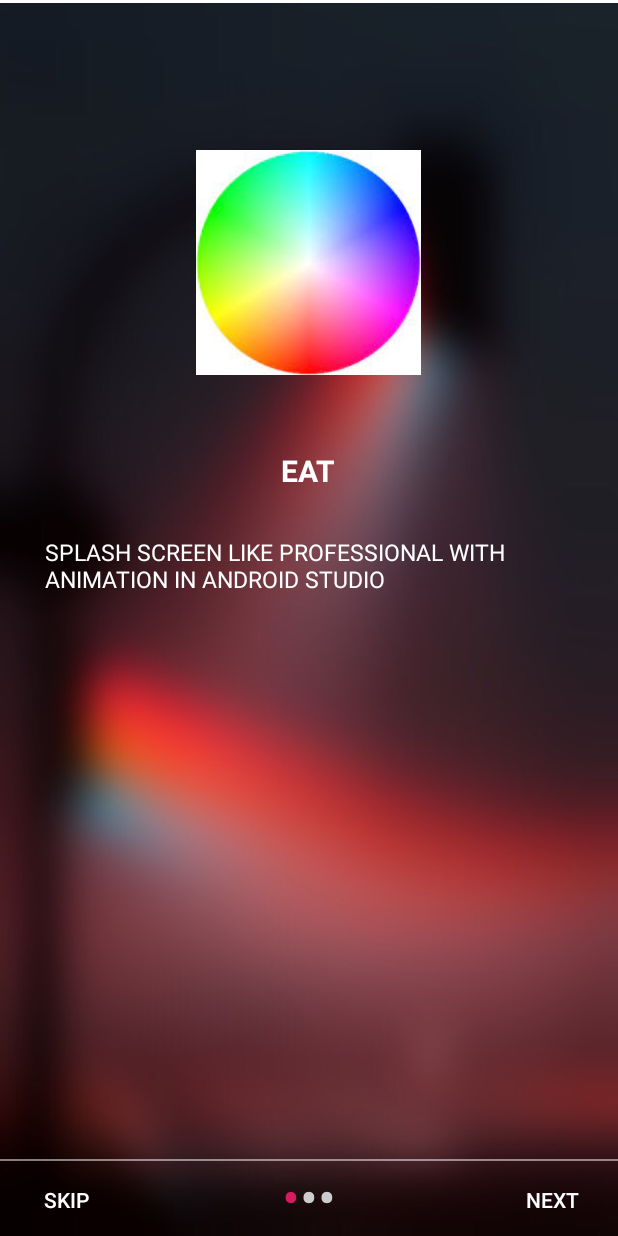
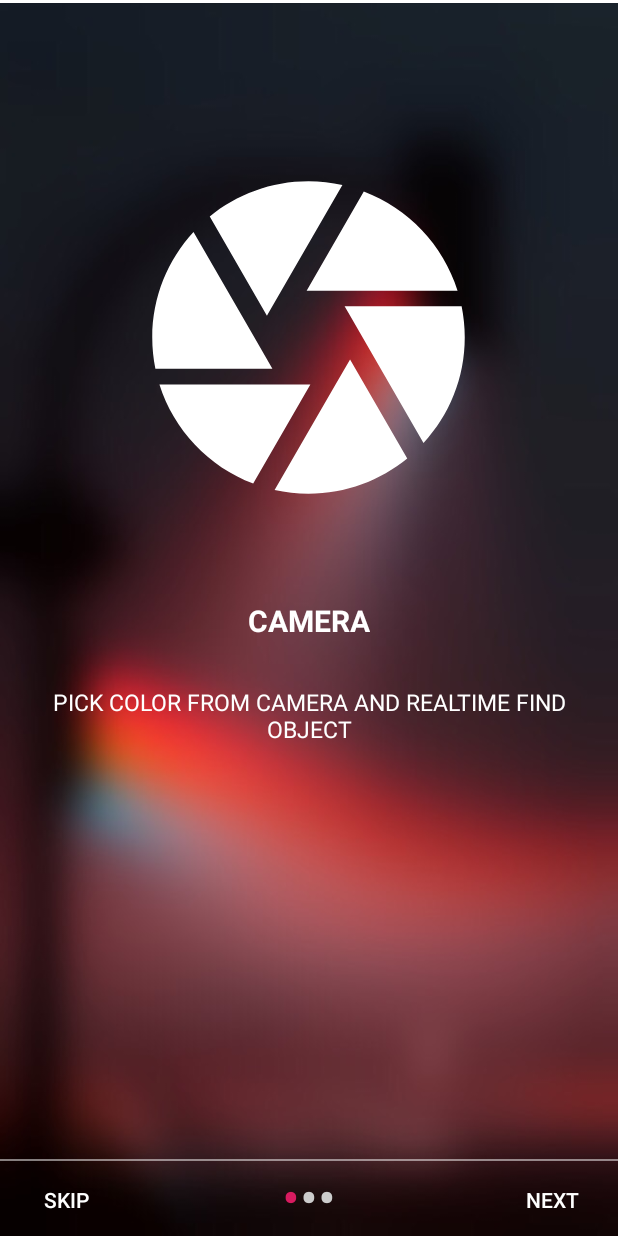
Before and after one commit to Ging-Wpp/FinalProject, an Android app: the screen it shows after launch (SliderActivity), on a phone screen of 412 x 824 dp. Run offline under Robolectric (Android 15) with nearby library versions, the phone set to English and light mode, and no system bars.

Commit message:
update Ging

```diff
--- a/app/src/main/AndroidManifest.xml
+++ b/app/src/main/AndroidManifest.xml
@@ -34,7 +34,8 @@
         <activity android:name=".FindColorFromCamera" />
         <activity android:name=".detectColor" />
         <activity android:name=".MainActivity" />
-        <activity android:name=".SliderActivity">
+        <activity android:name=".SliderActivity"/>
+        <activity android:name=".SplashScreenActivity">
             <intent-filter>
                 <action android:name="android.intent.action.MAIN" />
 
--- a/app/src/main/java/com/example/finalproject/FindColor.java
+++ b/app/src/main/java/com/example/finalproject/FindColor.java
@@ -63,6 +63,8 @@ public class FindColor extends AppCompatActivity {
                     if (intent.resolveActivity(getPackageManager()) != null) {
                         startActivityForResult(Intent.createChooser(intent, "Select photo from"), 1);
                     }
+                    Intent intent1 = new Intent(FindColor.this, Fcgallery.class);
+                    startActivity(intent1);
                 }
             }
         });
--- a/app/src/main/java/com/example/finalproject/SliderAdapter.java
+++ b/app/src/main/java/com/example/finalproject/SliderAdapter.java
@@ -26,23 +26,23 @@ public class SliderAdapter extends PagerAdapter {
 
     // img Array
     public int[] image_slide ={
-            R.drawable.img1,
-            R.drawable.img2,
-            R.drawable.img3
+            R.drawable.ic_baseline_camera_24,
+            R.drawable.ic_baseline_photo_24,
+            R.drawable.ic_baseline_find_in_page_24
     };
 
     // heading Array
     public String[] heading_slide ={
-            "EAT",
-            "SLEEP",
-            "CODE"
+            "CAMERA",
+            "PHOTO",
+            "Find Object"
     };
 
     // description Array
     public String[] description_slide ={
-            "Splash Screen like professional with Animation in Android Studio",
-            "Splash Screen with Transition Animation",
-            " simple way to create Splash Scree"
+            "Pick color from camera and Realtime find object",
+            "Pick color from photo",
+            "Detect realtime color and find it"
     };
 
 
--- /dev/null
+++ b/app/src/main/java/com/example/finalproject/SplashScreenActivity.java
@@ -0,0 +1,23 @@
+package com.example.finalproject;
+
+import android.content.Intent;
+import android.os.Bundle;
+import android.os.Handler;
+import android.os.Looper;
+import android.widget.Button;
+
+import androidx.appcompat.app.AppCompatActivity;
+
+public class SplashScreenActivity extends AppCompatActivity {
+    @Override
+    protected void onCreate(Bundle savedInstanceState) {
+        super.onCreate(savedInstanceState);
+        setContentView(R.layout.activity_fpage);
+
+        new Handler(Looper.myLooper()).postDelayed(() -> {
+            Intent intent = new Intent(SplashScreenActivity.this, SliderActivity.class);
+            startActivity(intent);
+            finish();
+        }, 3000);
+    }
+}
--- /dev/null
+++ b/app/src/main/res/drawable/ic_baseline_camera_24.xml
@@ -0,0 +1,5 @@
+<vector android:height="24dp" android:tint="#FFFFFF"
+    android:viewportHeight="24" android:viewportWidth="24"
+    android:width="24dp" xmlns:android="http://schemas.android.com/apk/res/android">
+    <path android:fillColor="@android:color/white" android:pathData="M9.4,10.5l4.77,-8.26C13.47,2.09 12.75,2 12,2c-2.4,0 -4.6,0.85 -6.32,2.25l3.66,6.35 0.06,-0.1zM21.54,9c-0.92,-2.92 -3.15,-5.26 -6,-6.34L11.88,9h9.66zM21.8,10h-7.49l0.29,0.5 4.76,8.25C21,16.97 22,14.61 22,12c0,-0.69 -0.07,-1.35 -0.2,-2zM8.54,12l-3.9,-6.75C3.01,7.03 2,9.39 2,12c0,0.69 0.07,1.35 0.2,2h7.49l-1.15,-2zM2.46,15c0.92,2.92 3.15,5.26 6,6.34L12.12,15L2.46,15zM13.73,15l-3.9,6.76c0.7,0.15 1.42,0.24 2.17,0.24 2.4,0 4.6,-0.85 6.32,-2.25l-3.66,-6.35 -0.93,1.6z"/>
+</vector>
--- /dev/null
+++ b/app/src/main/res/drawable/ic_baseline_find_in_page_24.xml
@@ -0,0 +1,5 @@
+<vector android:height="24dp" android:tint="#FFFFFF"
+    android:viewportHeight="24" android:viewportWidth="24"
+    android:width="24dp" xmlns:android="http://schemas.android.com/apk/res/android">
+    <path android:fillColor="@android:color/white" android:pathData="M20,19.59V8l-6,-6H6c-1.1,0 -1.99,0.9 -1.99,2L4,20c0,1.1 0.89,2 1.99,2H18c0.45,0 0.85,-0.15 1.19,-0.4l-4.43,-4.43c-0.8,0.52 -1.74,0.83 -2.76,0.83 -2.76,0 -5,-2.24 -5,-5s2.24,-5 5,-5 5,2.24 5,5c0,1.02 -0.31,1.96 -0.83,2.75L20,19.59zM9,13c0,1.66 1.34,3 3,3s3,-1.34 3,-3 -1.34,-3 -3,-3 -3,1.34 -3,3z"/>
+</vector>
--- /dev/null
+++ b/app/src/main/res/drawable/ic_baseline_photo_24.xml
@@ -0,0 +1,5 @@
+<vector android:height="24dp" android:tint="#FFFFFF"
+    android:viewportHeight="24" android:viewportWidth="24"
+    android:width="24dp" xmlns:android="http://schemas.android.com/apk/res/android">
+    <path android:fillColor="@android:color/white" android:pathData="M21,19V5c0,-1.1 -0.9,-2 -2,-2H5c-1.1,0 -2,0.9 -2,2v14c0,1.1 0.9,2 2,2h14c1.1,0 2,-0.9 2,-2zM8.5,13.5l2.5,3.01L14.5,12l4.5,6H5l3.5,-4.5z"/>
+</vector>
--- /dev/null
+++ b/app/src/main/res/drawable/splash_screen.xml
@@ -0,0 +1,9 @@
+<?xml version="1.0" encoding="utf-8"?>
+<layer-list xmlns:android="http://schemas.android.com/apk/res/android">
+    <item android:drawable="@color/colorPrimary" />
+    <item>
+        <bitmap
+            android:gravity="center"
+            android:src="@drawable/fpage" />
+    </item>
+</layer-list>
--- a/app/src/main/res/layout/slide_layout.xml
+++ b/app/src/main/res/layout/slide_layout.xml
@@ -7,14 +7,6 @@
     android:layout_height="match_parent"
 
     >
-
-    <ImageView
-        android:id="@+id/imageView1"
-        android:layout_width="150dp"
-        android:layout_height="150dp"
-        android:layout_centerHorizontal="true"
-        android:layout_marginTop="100dp"
-        app:srcCompat="@drawable/img1" />
 
     <TextView
         android:id="@+id/tvHeading"
@@ -27,10 +19,17 @@
         android:textSize="20sp"
         android:textAllCaps="true"
         android:textStyle="bold"
-        android:text="TextView"
+        android:text="text"
         android:textColor="@android:color/white"
         />
 
+    <ImageView
+        android:id="@+id/imageView1"
+        android:layout_width="250dp"
+        android:layout_height="250dp"
+        android:layout_centerHorizontal="true"
+        android:layout_marginTop="100dp"
+        app:srcCompat="@drawable/ic_baseline_camera_24" />
 
 
     <TextView
@@ -39,15 +38,14 @@
         android:layout_height="wrap_content"
         android:layout_below="@+id/tvHeading"
         android:layout_centerHorizontal="true"
+        android:gravity="center"
         android:paddingLeft="30dp"
         android:paddingRight="30dp"
+        android:text="Text"
+        android:textAllCaps="true"
+        android:textColor="@android:color/white"
         android:textSize="15sp"
-        android:textAllCaps="true"
-        android:textStyle="normal"
-        android:text="TextView"
-        android:textColor="@android:color/white"
-        >
-    </TextView>
+        android:textStyle="normal" />
     <View style="@style/Divider"/>
 
 
--- a/app/src/main/res/values/strings.xml
+++ b/app/src/main/res/values/strings.xml
@@ -10,4 +10,6 @@
     <string name="next">Next</string>
     <string name="skip">Skip</string>
     <string name="start">Start</string>
+<!--    <string name="pick_color_from_cameara">Pick color from cameara</string>-->
+<!--    <string name="cameraDesc">CAMERA</string>-->
 </resources>
--- a/app/src/main/res/values/styles.xml
+++ b/app/src/main/res/values/styles.xml
@@ -16,4 +16,8 @@
         <item name="android:background">@color/colorWhite</item>
     </style>
 
+    <style name="SplashTheme" parent="AppTheme">
+        <item name="android:windowBackground">@drawable/splash_screen</item>
+    </style>
+
 </resources>
```
Also changed, not shown: 66 other files.
